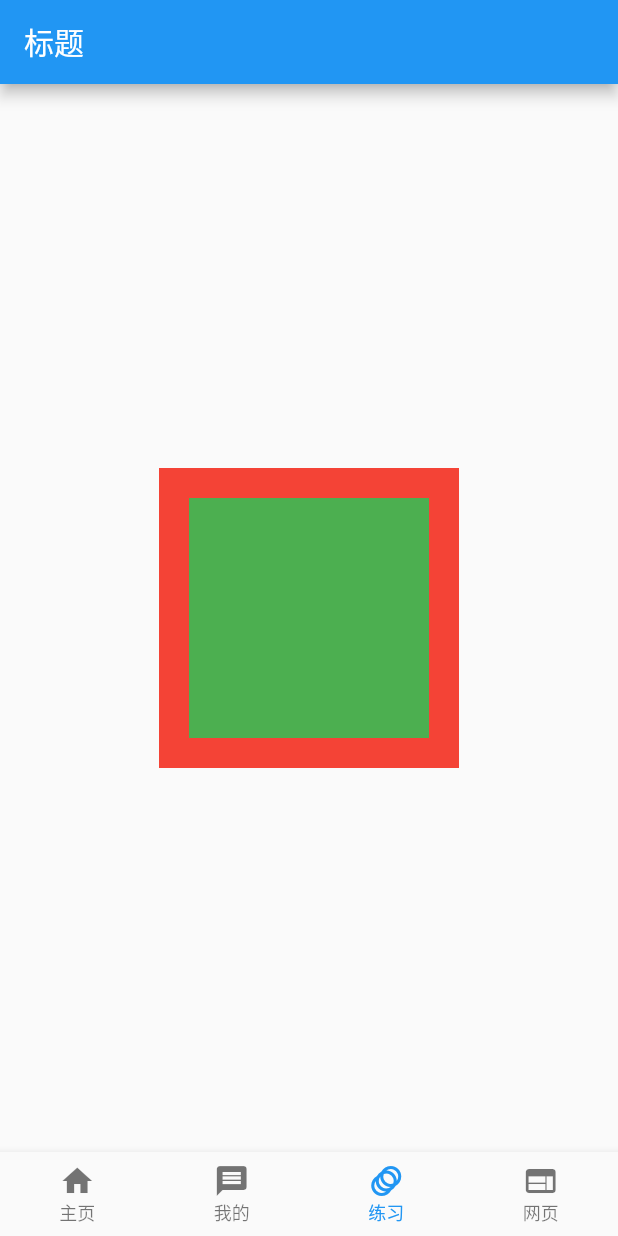
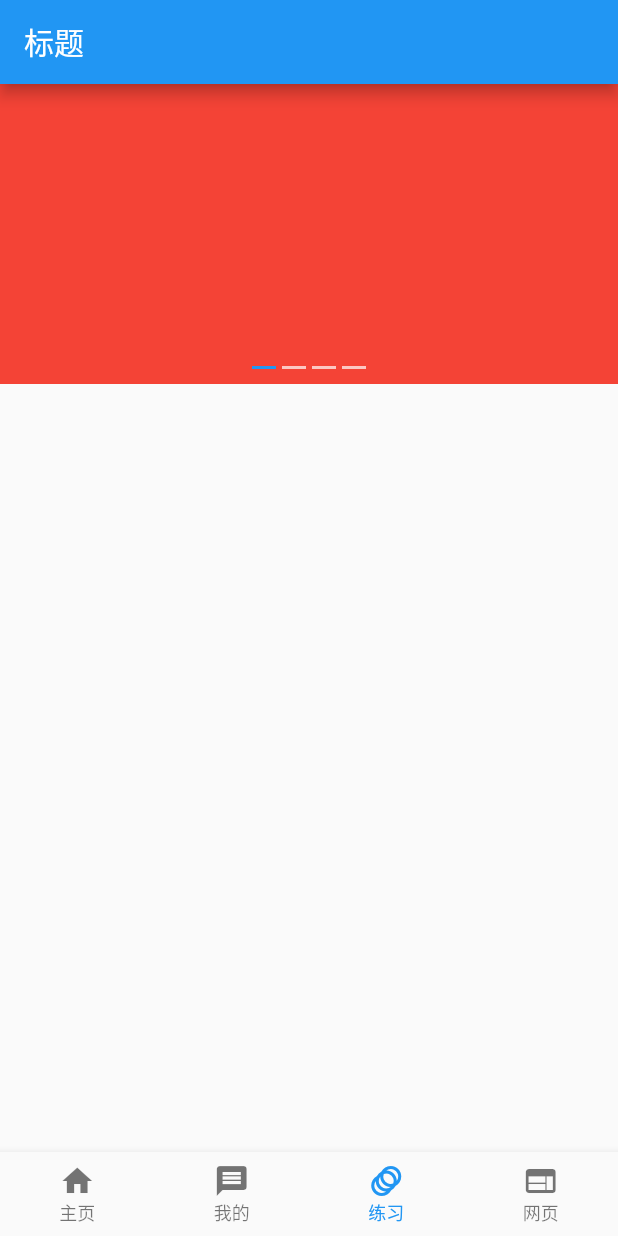
Before and after one commit to LqDeveloper/flutter_utils, a Flutter app: the screen it shows after launch, item 3 of the bottom bar chosen, on a phone screen of 412 x 824 dp. Run offline on Flutter 3.47's test engine with Material 2 defaults, Android fonts, the light colour scheme and no system bars; our stand-ins replace device_info_plus, package_info_plus, shared_preferences, webview_flutter.

Commit message:
add Swiper

```diff
--- a/example/lib/main.dart
+++ b/example/lib/main.dart
@@ -38,16 +38,18 @@ class Home extends StatelessWidget {
   }
 }
 
-class PageOne extends KeepAliveWidget {
+class PageOne extends StatelessWidget {
   const PageOne({Key? key}) : super(key: key);
 
   @override
   Widget build(BuildContext context) {
-    return ListView.builder(itemBuilder: (_, index) {
-      return ListTile(
-        title: Text("这是第$index行"),
-      );
-    });
+    return KeepAliveWidget(
+      child: ListView.builder(itemBuilder: (_, index) {
+        return ListTile(
+          title: Text("这是第$index行"),
+        );
+      }),
+    );
   }
 }
 
@@ -77,14 +79,20 @@ class PageThree extends StatelessWidget {
   @override
   Widget build(BuildContext context) {
     return Scaffold(
-      body: Center(
-        child: Container(
-          width: 200,
+      body: KeepAliveWidget(
+        child: SizedBox(
           height: 200,
-          color: Colors.red,
-          child: Container(
-            color: Colors.green,
-            margin: const EdgeInsets.all(20),
+          child: Swiper.builder(
+            indicator: RectangleSwiperIndicator(),
+            childCount: 4,
+            itemBuilder: (cxt, index) {
+              return Container(
+                color: Colors.primaries[index],
+              );
+            },
+            onTap: (index){
+              print(index);
+            },
           ),
         ),
       ),
--- a/lib/common_utils.dart
+++ b/lib/common_utils.dart
@@ -25,3 +25,4 @@ export 'widgets/keep_alive_widget.dart';
 export 'widgets/layout_log_print.dart';
 export 'widgets/loading_status_widget.dart';
 export 'widgets/app_web_view.dart';
+export 'widgets/swiper.dart';
--- a/lib/widgets/keep_alive_widget.dart
+++ b/lib/widgets/keep_alive_widget.dart
@@ -1,38 +1,32 @@
 import 'package:flutter/material.dart';
 
-abstract class KeepAliveWidget extends StatefulWidget {
-  const KeepAliveWidget({Key? key}) : super(key: key);
+class KeepAliveWidget extends StatefulWidget {
+  final bool keepAlive;
+  final Widget child;
+
+  const KeepAliveWidget({Key? key, required this.child, this.keepAlive = true})
+      : super(key: key);
 
   @override
   State<KeepAliveWidget> createState() => _KeepAliveWidgetState();
-
-  void initState() {}
-
-  Widget build(BuildContext context);
-
-  void dispose() {}
 }
 
 class _KeepAliveWidgetState extends State<KeepAliveWidget>
     with AutomaticKeepAliveClientMixin {
   @override
-  void initState() {
-    super.initState();
-    widget.initState();
+  Widget build(BuildContext context) {
+    super.build(context);
+    return widget.child;
   }
 
   @override
-  Widget build(BuildContext context) {
-    super.build(context);
-    return widget.build(context);
+  void didUpdateWidget(covariant KeepAliveWidget oldWidget) {
+    if (oldWidget.keepAlive != widget.keepAlive) {
+      updateKeepAlive();
+    }
+    super.didUpdateWidget(oldWidget);
   }
 
   @override
-  void dispose() {
-    super.dispose();
-    widget.dispose();
-  }
-
-  @override
-  bool get wantKeepAlive => true;
+  bool get wantKeepAlive => widget.keepAlive;
 }
--- /dev/null
+++ b/lib/widgets/swiper.dart
@@ -0,0 +1,445 @@
+import 'dart:async';
+
+import 'package:flutter/material.dart';
+
+class SwiperController extends ChangeNotifier {
+  SwiperController({this.initialPage = 0});
+
+  ///初始化要展示的位置
+  final int initialPage;
+
+  ///当前滚动的位置
+  int get index => _state.getIndex();
+
+  ///当前的偏移量
+  double? get offset => _state._pageController?.offset;
+
+  _SwiperState? _swiperState;
+
+  _SwiperState get _state {
+    assert(_swiperState != null,
+        "SwiperController can not be used before attached");
+    return _swiperState!;
+  }
+
+  ///开始滚动
+  void start() => _state.start();
+
+  ///停止滚动
+  void stop() => _state.stop();
+
+  ///切换到某个位置
+  Future<void> animateToPage(int page,
+      {required Duration duration, required Curve curve}) {
+    return _state.animateToPage(page, duration: duration, curve: curve);
+  }
+
+  ///下一页
+  Future<void> nextPage({
+    required Duration duration,
+    required Curve curve,
+  }) {
+    return animateToPage(_state._index + 1, duration: duration, curve: curve);
+  }
+
+  ///上一页
+  Future<void> previousPage({
+    required Duration duration,
+    required Curve curve,
+  }) {
+    return animateToPage(
+      _state._index == 0 ? _state.widget.childCount - 1 : _state._index - 1,
+      duration: duration,
+      curve: curve,
+    );
+  }
+
+  void _attach(_SwiperState state) => _swiperState = state;
+
+  void _detach() => _swiperState = null;
+}
+
+abstract class SwiperIndicator {
+  Widget build(BuildContext context, int index, int itemCount);
+}
+
+/// 矩形指示器
+class RectangleSwiperIndicator extends _SwiperIndicator {
+  RectangleSwiperIndicator({
+    EdgeInsetsGeometry? padding,
+    double spacing = 4.0,
+    double itemWidth = 16.0,
+    double itemHeight = 2.0,
+    Color itemColor = Colors.white70,
+    Color? itemActiveColor,
+  }) : super(
+          padding: padding,
+          spacing: spacing,
+          itemColor: itemColor,
+          itemWidth: itemWidth,
+          itemHeight: itemHeight,
+          itemActiveColor: itemActiveColor,
+          itemShape: BoxShape.rectangle,
+        );
+}
+
+/// 圆点指示器
+class CircleSwiperIndicator extends _SwiperIndicator {
+  CircleSwiperIndicator({
+    EdgeInsetsGeometry? padding,
+    double spacing = 6.0,
+    double radius = 3.5,
+    Color itemColor = Colors.white70,
+    Color? itemActiveColor,
+  }) : super(
+          padding: padding,
+          spacing: spacing,
+          itemColor: itemColor,
+          itemWidth: radius * 2,
+          itemHeight: radius * 2,
+          itemActiveColor: itemActiveColor,
+          itemShape: BoxShape.circle,
+        );
+}
+
+class _SwiperIndicator implements SwiperIndicator {
+  _SwiperIndicator({
+    this.spacing = 0.0,
+    this.itemColor = Colors.white70,
+    this.itemActiveColor,
+    required this.itemWidth,
+    required this.itemHeight,
+    required this.itemShape,
+    this.padding,
+  });
+
+  final double spacing;
+  final Color itemColor;
+  final Color? itemActiveColor;
+  final double itemWidth;
+  final double itemHeight;
+  final BoxShape itemShape;
+  final EdgeInsetsGeometry? padding;
+
+  @override
+  Widget build(BuildContext context, int index, int itemCount) {
+    if (itemCount == 1) return const SizedBox(width: .0, height: .0);
+
+    var children = List.generate(itemCount, (_index) {
+      Color color = itemColor;
+      if (_index == index) {
+        color = itemActiveColor ?? Theme.of(context).colorScheme.secondary;
+      }
+      return Container(
+        width: itemWidth,
+        height: itemHeight,
+        decoration: BoxDecoration(color: color, shape: itemShape),
+      );
+    });
+    return Padding(
+      padding: padding ?? const EdgeInsets.all(10.0),
+      child: Wrap(
+        runSpacing: spacing,
+        spacing: spacing,
+        children: children,
+      ),
+    );
+  }
+}
+
+class _Indicator extends StatefulWidget {
+  const _Indicator({
+    Key? key,
+    required this.initPage,
+    required this.itemCount,
+    required this.indicator,
+  }) : super(key: key);
+
+  @override
+  __IndicatorState createState() => __IndicatorState();
+
+  final SwiperIndicator indicator;
+  final int itemCount;
+  final int initPage;
+}
+
+class __IndicatorState extends State<_Indicator> {
+  int _index = 0;
+
+  @override
+  void initState() {
+    super.initState();
+    _index = widget.initPage;
+  }
+
+  update(int index) {
+    setState(() {
+      _index = index;
+    });
+  }
+
+  @override
+  Widget build(BuildContext context) {
+    return widget.indicator.build(context, _index, widget.itemCount);
+  }
+}
+
+class Swiper extends StatefulWidget {
+  Swiper({
+    Key? key,
+    this.direction = Axis.horizontal,
+    this.autoStart = true,
+    this.controller,
+    this.indicator,
+    this.speed = 300,
+    this.interval = const Duration(seconds: 3),
+    this.circular = true,
+    this.reverse = false,
+    this.indicatorAlignment = AlignmentDirectional.bottomCenter,
+    this.viewportFraction = 1.0,
+    this.onChanged,
+    this.onTap,
+    required this.children,
+  })  : childCount = children!.length,
+        itemBuilder = ((context, index) => children[index]),
+        super(key: key);
+
+  const Swiper.builder({
+    Key? key,
+    this.direction = Axis.horizontal,
+    required this.childCount,
+    required this.itemBuilder,
+    this.autoStart = true,
+    this.controller,
+    this.indicator,
+    this.speed = 300,
+    this.interval = const Duration(seconds: 3),
+    this.circular = true,
+    this.reverse = false,
+    this.indicatorAlignment = AlignmentDirectional.bottomCenter,
+    this.viewportFraction = 1.0,
+    this.onChanged,
+    this.onTap,
+  })  : children = null,
+        super(key: key);
+
+  ///滚动方向
+  final Axis direction;
+
+  final bool reverse;
+
+  ///页面切换回调
+  final ValueChanged<int>? onChanged;
+
+  ///点击某个页面
+  final ValueChanged<int>? onTap;
+
+  final SwiperController? controller;
+
+  final IndexedWidgetBuilder itemBuilder;
+
+  ///轮播页面的数量
+  final int childCount;
+
+  ///轮播切换速度
+  final int speed;
+
+  ///是否自动开始轮播
+  final bool autoStart;
+
+  ///指示器
+  final SwiperIndicator? indicator;
+
+  ///指示器位置
+  final AlignmentDirectional indicatorAlignment;
+
+  ///是否循环播放
+  final bool circular;
+
+  ///页面切换时间间隔
+  final Duration interval;
+
+  final double viewportFraction;
+
+  final List<Widget>? children;
+
+  @override
+  _SwiperState createState() => _SwiperState();
+}
+
+class _SwiperState extends State<Swiper>
+    with SingleTickerProviderStateMixin<Swiper> {
+  PageController? _pageController;
+  late int _index;
+  Timer? _timer;
+  bool _autoPlay = false;
+  final _globalKey = GlobalKey<__IndicatorState>();
+  bool _animateToPage = false;
+
+  int getIndex() {
+    return _index % widget.childCount;
+  }
+
+  @override
+  void initState() {
+    super.initState();
+    _initController();
+    if (widget.autoStart) start();
+    widget.controller?._attach(this);
+  }
+
+  @override
+  void didUpdateWidget(Swiper oldWidget) {
+    super.didUpdateWidget(oldWidget);
+    if (oldWidget.controller?.initialPage != widget.controller?.initialPage ||
+        oldWidget.viewportFraction != widget.viewportFraction ||
+        oldWidget.circular != widget.circular) {
+      _initController(_index);
+    }
+
+    if (oldWidget.autoStart != widget.autoStart) {
+      widget.autoStart ? start() : stop();
+    }
+  }
+
+  start() {
+    _autoPlay = true;
+    _start();
+  }
+
+  stop() {
+    _autoPlay = false;
+    _timer?.cancel();
+  }
+
+  void _initController([int? index]) {
+    _pageController?.dispose();
+    _index = index ?? widget.controller?.initialPage ?? 0;
+
+    if (widget.circular) {
+      _index = widget.childCount + _index;
+    } else {
+      _index = getIndex();
+    }
+
+    _pageController = PageController(
+      initialPage: _index,
+      viewportFraction: widget.viewportFraction,
+    );
+  }
+
+  void _start() {
+    if (!_autoPlay || widget.childCount < 2) return;
+    _timer?.cancel();
+    _timer = Timer.periodic(widget.interval, (timer) {
+      animateToPage(
+        widget.circular ? _index + 1 : (_index + 1) % widget.childCount,
+        duration: Duration(milliseconds: widget.speed),
+        curve: Curves.easeOut,
+      );
+    });
+  }
+
+  Future<void> animateToPage(
+    int page, {
+    required Duration duration,
+    required Curve curve,
+  }) async {
+    if (widget.childCount < 2) return;
+
+    int dest = page % widget.childCount;
+
+    //不循环
+    if (!widget.circular) {
+      var cur = getIndex();
+      page = dest;
+      var last = widget.childCount - 1;
+      if (page == cur ||
+          (cur == 0 && page == last) ||
+          //到最后一个page后，如果没有自动播放则什么也不做，否则需要回到第一个page
+          (!_autoPlay && cur == last && page == 0)) {
+        return;
+      }
+    } else {
+      int distance = dest - getIndex();
+      //检查是目标页是否当前页
+      if (distance == 0) {
+        return;
+      }
+    }
+
+    _animateToPage = true;
+
+    return _pageController
+        ?.animateToPage(page, duration: duration, curve: curve)
+        .then((e) {
+      _globalKey.currentState?.update(getIndex());
+      if (widget.onChanged != null) widget.onChanged!(dest);
+      _animateToPage = false;
+    });
+  }
+
+  @override
+  void dispose() {
+    widget.controller?._detach();
+    _pageController?.dispose();
+    _timer?.cancel();
+    super.dispose();
+  }
+
+  void _onPageChanged(int index) {
+    if (widget.circular && index < widget.childCount) {
+      _index = widget.childCount + index;
+      _pageController!.jumpToPage(_index);
+      return;
+    } else {
+      _index = index;
+    }
+    _globalKey.currentState?.update(getIndex());
+    if (!_animateToPage && widget.onChanged != null) {
+      widget.onChanged!(getIndex());
+    }
+  }
+
+  @override
+  Widget build(BuildContext context) {
+    var children = <Widget>[];
+    children.add(PageView.builder(
+      //循环方式改变后要重新build，为了确保index的初始值正确
+      key: ValueKey(widget.circular),
+      scrollDirection: widget.direction,
+      reverse: widget.reverse,
+      itemCount:
+          widget.circular && widget.childCount != 1 ? null : widget.childCount,
+      onPageChanged: _onPageChanged,
+      controller: _pageController,
+      itemBuilder: (context, index) {
+        return widget.itemBuilder(context, index % widget.childCount);
+      },
+    ));
+
+    if (widget.indicator != null) {
+      var indicator = _Indicator(
+        key: _globalKey,
+        initPage: getIndex(),
+        itemCount: widget.childCount,
+        indicator: widget.indicator!,
+      );
+      children.add(Positioned(
+        child: indicator,
+      ));
+    }
+
+    return Listener(
+      onPointerDown: (event) {
+        _timer?.cancel();
+        if (widget.onTap != null) {
+          widget.onTap!(_index % widget.childCount);
+        }
+      },
+      onPointerCancel: (event) => _start(),
+      onPointerUp: (event) => _start(),
+      child: Stack(alignment: widget.indicatorAlignment, children: children),
+    );
+  }
+}
```
Also changed, not shown: lib/widgets/after_layout_widget.dart (added, +45 -0 lines), example/pubspec.lock, 2 other files.
